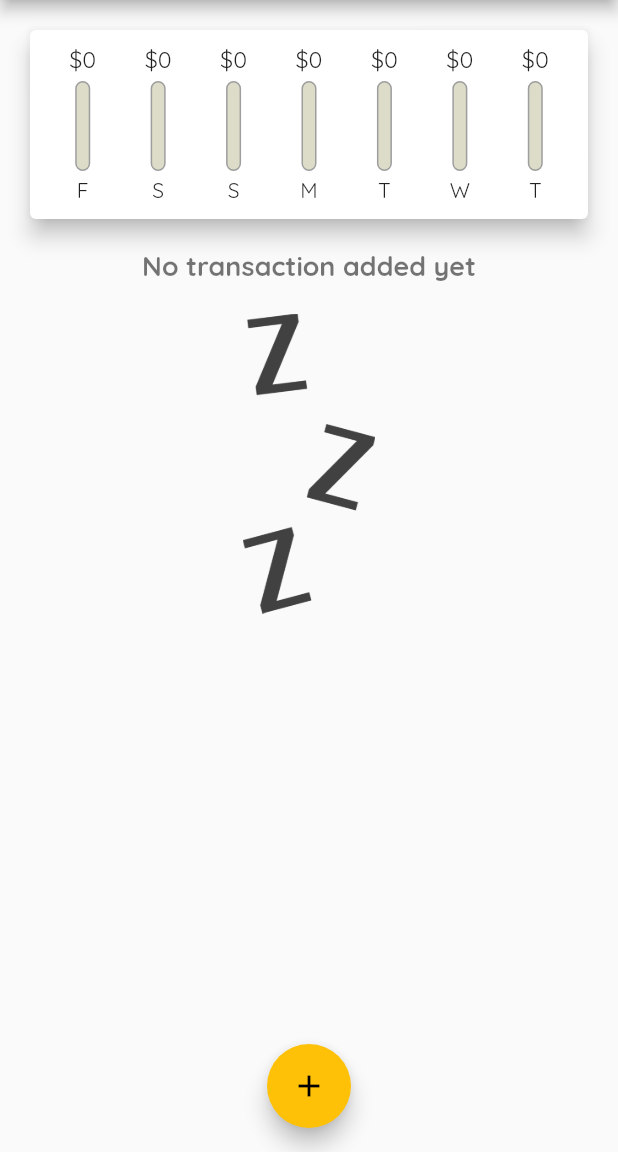
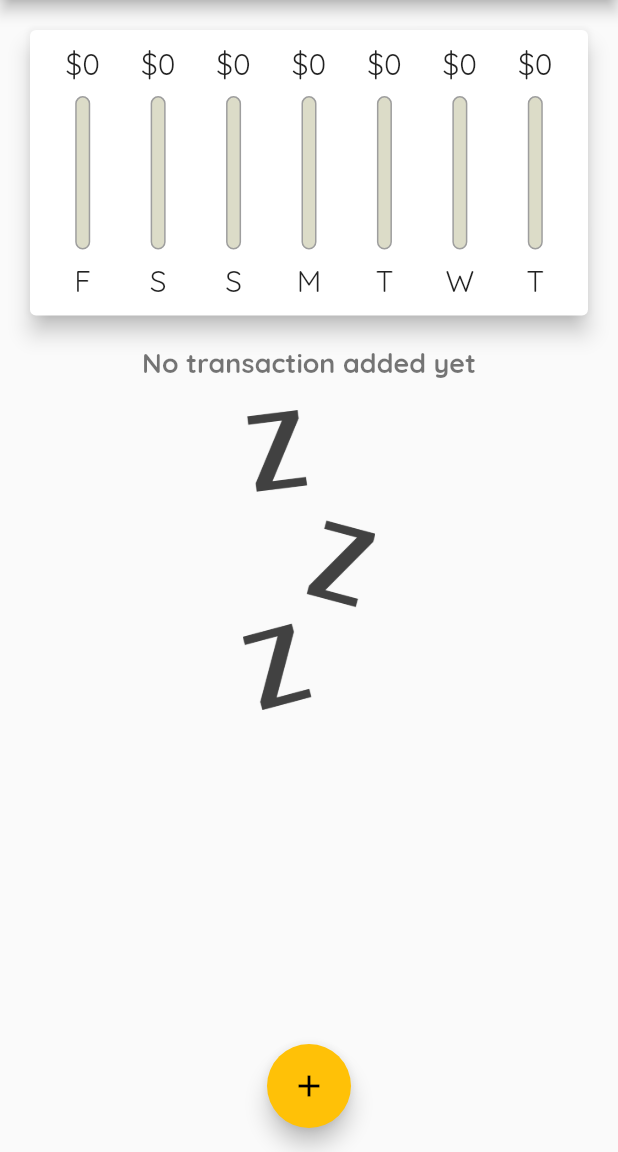
Before and after one commit to LeftTwixWand/PersonalExpences, a Flutter app: the screen it shows after launch, on a phone screen of 412 x 824 dp, the part 84-1236 px from its top. Run offline on Flutter 3.47's test engine with Material 2 defaults, Android fonts, the phone set to English and light mode, and no system bars.

Commit message:
Normal component sizes into portrait mode

```diff
--- a/lib/main.dart
+++ b/lib/main.dart
@@ -76,21 +76,35 @@ class _MyHomePageState extends State<MyHomePage> {
   }
 
   @override
-  Widget build(BuildContext context) => Scaffold(
-        appBar: AppBar(
+  Widget build(BuildContext context) {
+    final appBar = AppBar(
       title: Text('Personal Expences'),
       actions: <Widget>[
         IconButton(
             onPressed: () => _startAddNewTransaction(context),
             icon: Icon(Icons.add)),
       ],
-        ),
+    );
+
+    return Scaffold(
+      appBar: appBar,
       body: SingleChildScrollView(
         child: Column(
             crossAxisAlignment: CrossAxisAlignment.stretch,
             children: <Widget>[
-                Chart(_recentTransactions),
-                TransactionList(_userTransactions, _deleteTransaction),
+              Container(
+                  height: (MediaQuery.of(context).size.height -
+                          appBar.preferredSize.height -
+                          MediaQuery.of(context).padding.top) *
+                      0.3,
+                  child: Chart(_recentTransactions)),
+              Container(
+                  height: (MediaQuery.of(context).size.height -
+                          appBar.preferredSize.height -
+                          MediaQuery.of(context).padding.top) *
+                      0.7,
+                  child:
+                      TransactionList(_userTransactions, _deleteTransaction)),
             ]),
       ),
       floatingActionButtonLocation: FloatingActionButtonLocation.centerFloat,
@@ -100,3 +114,4 @@ class _MyHomePageState extends State<MyHomePage> {
       ),
     );
   }
+}
--- a/lib/widgest/chart_bar.dart
+++ b/lib/widgest/chart_bar.dart
@@ -8,17 +8,18 @@ class ChartBar extends StatelessWidget {
   ChartBar(this.label, this.spendingAmount, this.spendingPercents);
 
   @override
-  Widget build(BuildContext context) => Column(
+  Widget build(BuildContext context) => LayoutBuilder(
+        builder: (ctx, constrains) => Column(
           children: <Widget>[
             Container(
-            height: 20,
+              height: constrains.maxHeight * 0.15,
               child: FittedBox(
                 child: Text('\$${spendingAmount.toStringAsFixed(0)}'),
               ),
             ),
-          SizedBox(height: 4),
+            SizedBox(height: constrains.maxHeight * 0.05),
             Container(
-            height: 60,
+              height: constrains.maxHeight * 0.6,
               width: 10,
               child: Stack(
                 children: <Widget>[
@@ -40,8 +41,14 @@ class ChartBar extends StatelessWidget {
                 ],
               ),
             ),
-          SizedBox(height: 4),
-          Text(label),
+            SizedBox(height: constrains.maxHeight * 0.05),
+            Container(
+              height: constrains.maxHeight * 0.15,
+              child: FittedBox(
+                child: Text(label),
+              ),
+            ),
           ],
+        ),
       );
 }
--- a/lib/widgest/new_transaction.dart
+++ b/lib/widgest/new_transaction.dart
@@ -70,7 +70,7 @@ class _NewTransactionState extends State<NewTransaction> {
                     Expanded(
                       child: Text(_selectedDate.isAtSameMomentAs(DateTime(2019))
                           ? 'No Date Chosen!'
-                          : 'Piched Date: ${DateFormat.yMd().format(_selectedDate)}'),
+                          : 'Picked Date: ${DateFormat.yMd().format(_selectedDate)}'),
                     ),
                     OutlinedButton(
                       onPressed: _persentDatePicker,
--- a/lib/widgest/transaction_list.dart
+++ b/lib/widgest/transaction_list.dart
@@ -9,9 +9,7 @@ class TransactionList extends StatelessWidget {
   TransactionList(this.transactions, this.deleteTransaction);
 
   @override
-  Widget build(BuildContext context) => Container(
-        height: 300,
-        child: transactions.isEmpty
+  Widget build(BuildContext context) => transactions.isEmpty
       ? Column(
           children: <Widget>[
             Text(
@@ -39,8 +37,8 @@ class TransactionList extends StatelessWidget {
                 radius: 30,
                 child: Padding(
                   padding: const EdgeInsets.all(6.0),
-                        child: FittedBox(
-                            child: Text('\$${transactions[index].amount}')),
+                  child:
+                      FittedBox(child: Text('\$${transactions[index].amount}')),
                 ),
               ),
               title: Text(
@@ -51,8 +49,7 @@ class TransactionList extends StatelessWidget {
                 DateFormat.yMMMEd().format(transactions[index].date),
               ),
               trailing: IconButton(
-                      onPressed: () =>
-                          deleteTransaction(transactions[index].id),
+                onPressed: () => deleteTransaction(transactions[index].id),
                 icon: Icon(
                   Icons.delete,
                   color: Theme.of(context).errorColor,
@@ -61,6 +58,5 @@ class TransactionList extends StatelessWidget {
             ),
           ),
           itemCount: transactions.length,
-              ),
         );
 }
```
Lines whose indentation alone changed are shown as unchanged.
